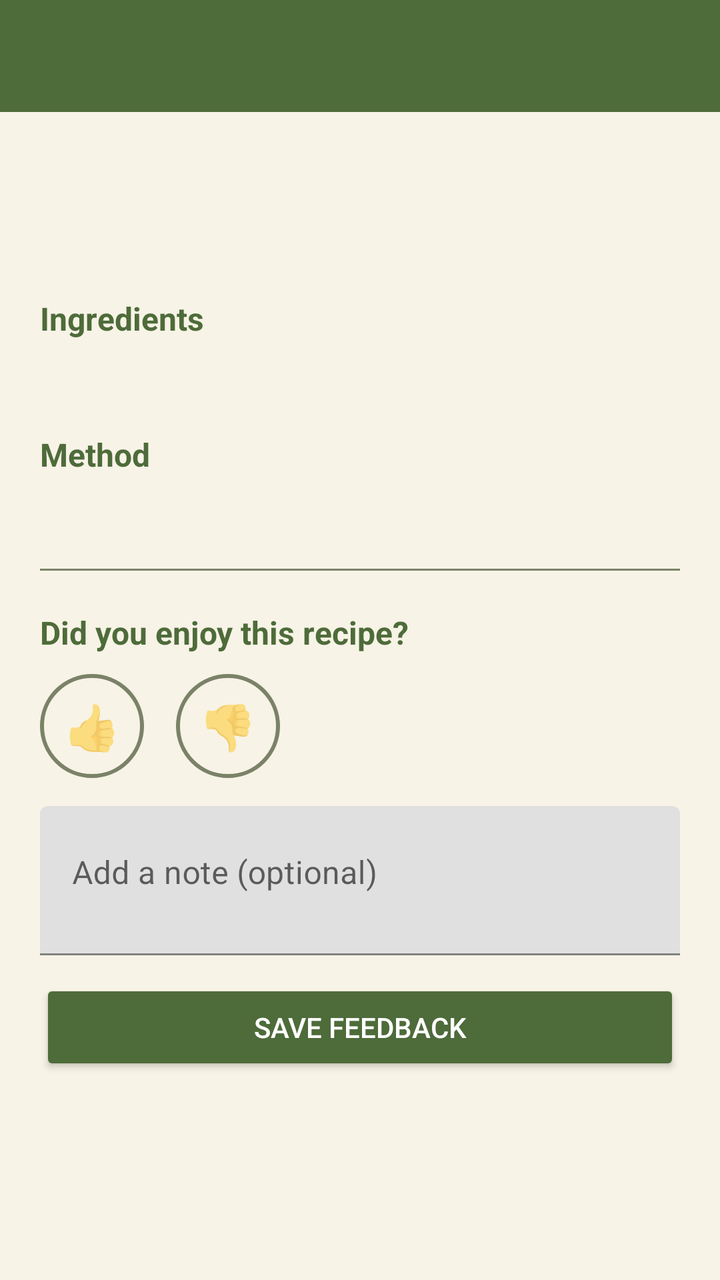
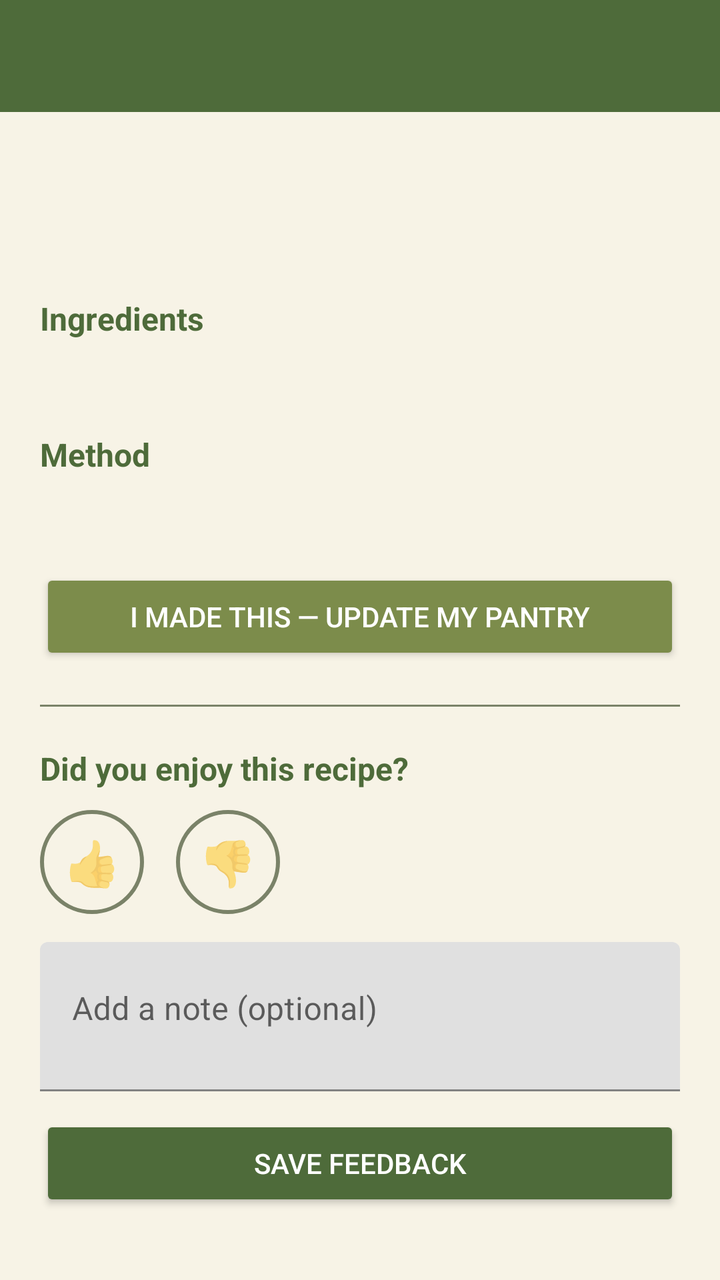

An Android layout rendered at two revisions. The XML below is the earlier revision; the diff shows what the commit changed to produce the second picture.
<!-- AndroidManifest.xml: application theme Theme.ScrapsToSavory -->
<!-- res/layout/activity_recipe_detail.xml -->
<?xml version="1.0" encoding="utf-8"?>
<ScrollView xmlns:android="http://schemas.android.com/apk/res/android"
    android:layout_width="match_parent"
    android:layout_height="match_parent"
    android:background="@color/pantry_background"
    android:fillViewport="true">

    <LinearLayout
        android:layout_width="match_parent"
        android:layout_height="wrap_content"
        android:orientation="vertical">

        <androidx.appcompat.widget.Toolbar
            android:id="@+id/toolbar"
            android:layout_width="match_parent"
            android:layout_height="?attr/actionBarSize"
            android:background="@color/pantry_primary"
            android:titleTextColor="@color/white" />

        <LinearLayout
            android:layout_width="match_parent"
            android:layout_height="wrap_content"
            android:orientation="vertical"
            android:padding="20dp">

            <TextView
                android:id="@+id/textRecipeName"
                android:layout_width="match_parent"
                android:layout_height="wrap_content"
                android:textColor="@color/pantry_text_primary"
                android:textSize="22sp"
                android:textStyle="bold" />

            <TextView
                android:id="@+id/textRecipeTags"
                android:layout_width="match_parent"
                android:layout_height="wrap_content"
                android:layout_marginTop="4dp"
                android:textColor="@color/pantry_accent"
                android:textSize="14sp" />

            <TextView
                android:layout_width="match_parent"
                android:layout_height="wrap_content"
                android:layout_marginTop="20dp"
                android:text="@string/recipe_ingredients_heading"
                android:textColor="@color/pantry_primary"
                android:textSize="16sp"
                android:textStyle="bold" />

            <TextView
                android:id="@+id/textIngredientsList"
                android:layout_width="match_parent"
                android:layout_height="wrap_content"
                android:layout_marginTop="6dp"
                android:textColor="@color/pantry_text_primary"
                android:textSize="15sp" />

            <TextView
                android:layout_width="match_parent"
                android:layout_height="wrap_content"
                android:layout_marginTop="20dp"
                android:text="@string/recipe_method_heading"
                android:textColor="@color/pantry_primary"
                android:textSize="16sp"
                android:textStyle="bold" />

            <TextView
                android:id="@+id/textSteps"
                android:layout_width="match_parent"
                android:layout_height="wrap_content"
                android:layout_marginTop="6dp"
                android:textColor="@color/pantry_text_primary"
                android:textSize="15sp" />

            <View
                android:layout_width="match_parent"
                android:layout_height="1dp"
                android:layout_marginTop="20dp"
                android:background="@color/pantry_text_secondary" />

            <TextView
                android:layout_width="match_parent"
                android:layout_height="wrap_content"
                android:layout_marginTop="20dp"
                android:text="@string/recipe_feedback_heading"
                android:textColor="@color/pantry_primary"
                android:textSize="16sp"
                android:textStyle="bold" />

            <LinearLayout
                android:layout_width="wrap_content"
                android:layout_height="wrap_content"
                android:layout_marginTop="10dp"
                android:orientation="horizontal">

                <TextView
                    android:id="@+id/buttonThumbsUp"
                    android:layout_width="52dp"
                    android:layout_height="52dp"
                    android:background="@drawable/bg_feedback_unselected"
                    android:clickable="true"
                    android:contentDescription="@string/thumbs_up_description"
                    android:focusable="true"
                    android:gravity="center"
                    android:text="@string/thumbs_up_emoji"
                    android:textSize="22sp" />

                <TextView
                    android:id="@+id/buttonThumbsDown"
                    android:layout_width="52dp"
                    android:layout_height="52dp"
                    android:layout_marginStart="16dp"
                    android:background="@drawable/bg_feedback_unselected"
                    android:clickable="true"
                    android:contentDescription="@string/thumbs_down_description"
                    android:focusable="true"
                    android:gravity="center"
                    android:text="@string/thumbs_down_emoji"
                    android:textSize="22sp" />

            </LinearLayout>

            <com.google.android.material.textfield.TextInputLayout
                android:layout_width="match_parent"
                android:layout_height="wrap_content"
                android:layout_marginTop="14dp">

                <com.google.android.material.textfield.TextInputEditText
                    android:id="@+id/editRecipeNote"
                    android:layout_width="match_parent"
                    android:layout_height="wrap_content"
                    android:gravity="top"
                    android:hint="@string/recipe_feedback_note_hint"
                    android:inputType="textMultiLine"
                    android:minLines="2" />
            </com.google.android.material.textfield.TextInputLayout>

            <Button
                android:id="@+id/buttonSaveFeedback"
                android:layout_width="match_parent"
                android:layout_height="wrap_content"
                android:layout_marginTop="12dp"
                android:backgroundTint="@color/pantry_primary"
                android:text="@string/recipe_feedback_save"
                android:textColor="@color/white" />

        </LinearLayout>
    </LinearLayout>
</ScrollView>
<!-- resources referenced by this layout -->
<resources>
  <color name="pantry_accent">#7C8C4B</color>
  <color name="pantry_background">#F7F3E6</color>
  <color name="pantry_primary">#4E6B3A</color>
  <color name="pantry_text_primary">#2E3321</color>
  <color name="pantry_text_secondary">#7A8268</color>
  <color name="white">#FFFFFF</color>
  <!-- drawable bg_feedback_unselected (drawable) -->
  <shape xmlns:android="http://schemas.android.com/apk/res/android"
      android:shape="oval">
      <stroke
          android:width="2dp"
          android:color="@color/pantry_text_secondary" />
      <solid android:color="@android:color/transparent" />
  </shape>
  <string name="recipe_feedback_heading">Did you enjoy this recipe?</string>
  <string name="recipe_feedback_note_hint">Add a note (optional)</string>
  <string name="recipe_feedback_save">Save feedback</string>
  <string name="recipe_ingredients_heading">Ingredients</string>
  <string name="recipe_method_heading">Method</string>
  <string name="thumbs_down_description">Thumbs down</string>
  <string name="thumbs_down_emoji">👎</string>
  <string name="thumbs_up_description">Thumbs up</string>
  <string name="thumbs_up_emoji">👍</string>
  <style name="Theme.ScrapsToSavory" parent="Theme.MaterialComponents.Light.NoActionBar">
          <item name="colorPrimary">@color/pantry_primary</item>
          <item name="colorPrimaryDark">@color/pantry_primary_dark</item>
          <item name="colorAccent">@color/pantry_accent</item>
          <item name="android:windowBackground">@color/pantry_background</item>
      </style>
  <color name="pantry_primary_dark">#35492A</color>
</resources>

<!-- the commit's change to res/layout/activity_recipe_detail.xml (unified diff, before → after) -->
@@ -72,6 +72,15 @@
                 android:layout_marginTop="6dp"
                 android:textColor="@color/pantry_text_primary"
                 android:textSize="15sp" />
+
+            <Button
+                android:id="@+id/buttonMarkAsMade"
+                android:layout_width="match_parent"
+                android:layout_height="wrap_content"
+                android:layout_marginTop="20dp"
+                android:backgroundTint="@color/pantry_accent"
+                android:text="@string/recipe_mark_as_made"
+                android:textColor="@color/white" />
 
             <View
                 android:layout_width="match_parent"
<!-- resource entries referenced after the edit -->
@@ -18,6 +18,7 @@
   <string name="recipe_feedback_note_hint">Add a note (optional)</string>
   <string name="recipe_feedback_save">Save feedback</string>
   <string name="recipe_ingredients_heading">Ingredients</string>
+  <string name="recipe_mark_as_made">I made this — update my pantry</string>
   <string name="recipe_method_heading">Method</string>
   <string name="thumbs_down_description">Thumbs down</string>
   <string name="thumbs_down_emoji">👎</string>
